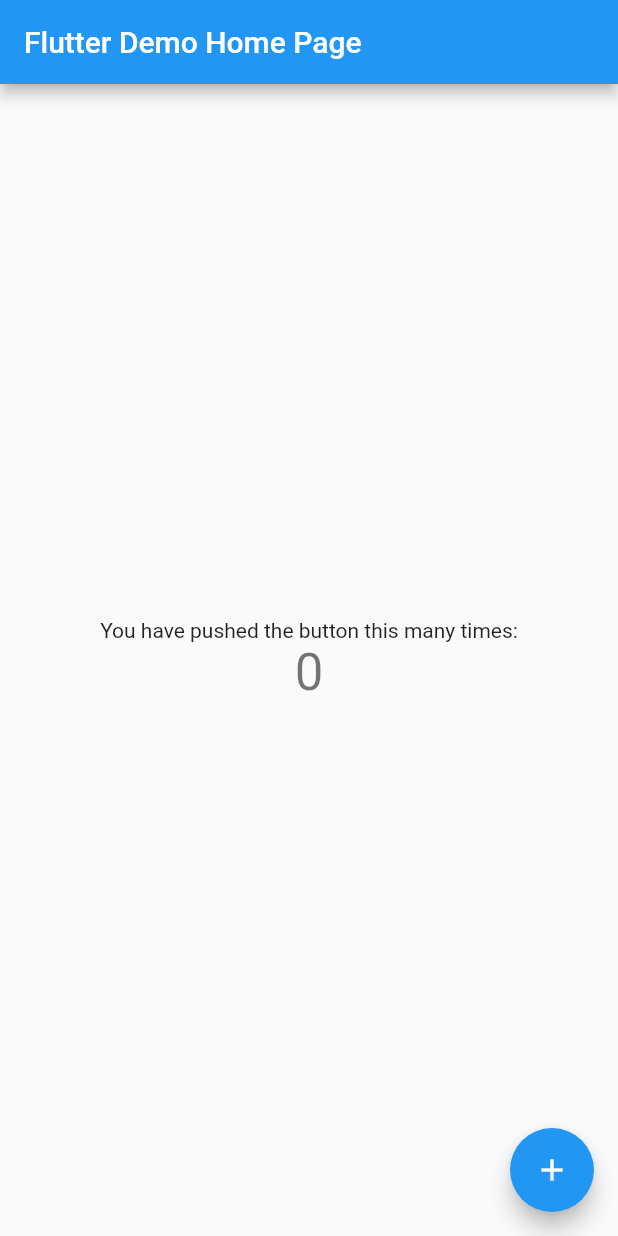
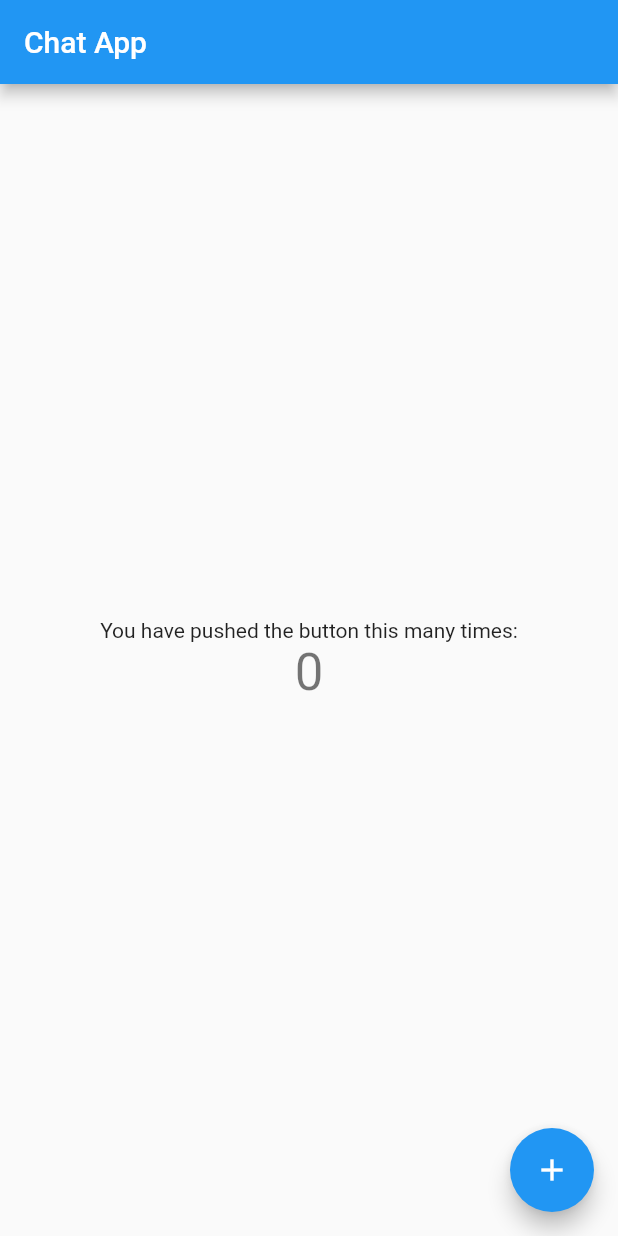
Before and after one commit to jsaintz/chat_online_firebase, a Flutter app: the screen it shows after launch, on a phone screen of 412 x 824 dp. Run offline on Flutter 3.47's test engine with Material 2 defaults, Android fonts, the phone set to English and light mode, and no system bars.

```diff
--- a/lib/main.dart
+++ b/lib/main.dart
@@ -26,7 +26,7 @@ class MyApp extends StatelessWidget {
         // closer together (more dense) than on mobile platforms.
         visualDensity: VisualDensity.adaptivePlatformDensity,
       ),
-      home: MyHomePage(title: 'Flutter Demo Home Page'),
+      home: MyHomePage(title: 'Chat App'),
     );
   }
 }
```
Also changed, not shown: 4 other files.
